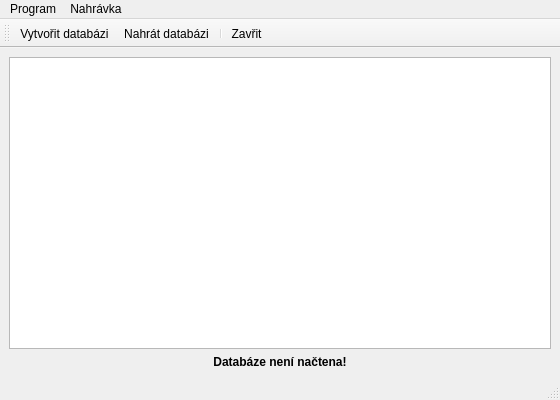
Above: mainwindow.ui from Lolcoman/CD_records before the change. Below: the same form after it.
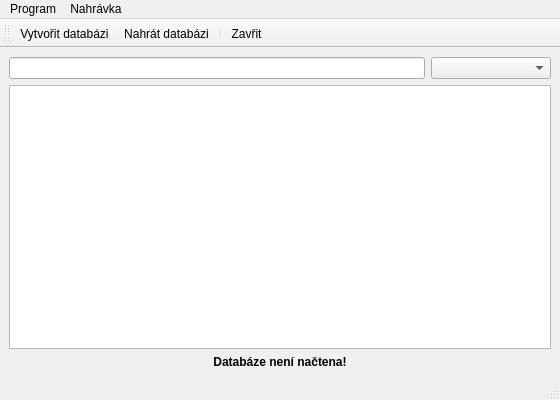
That is the form after the change. Icons and pictures are not drawn.

```diff
--- a/mainwindow.ui
+++ b/mainwindow.ui
@@ -16,7 +16,40 @@
   <widget class="QWidget" name="centralwidget">
    <layout class="QHBoxLayout" name="horizontalLayout_2">
     <item>
-     <layout class="QVBoxLayout" name="verticalLayout_2">
+     <layout class="QVBoxLayout" name="verticalLayout">
+      <item>
+       <layout class="QHBoxLayout" name="horizontalLayout">
+        <item>
+         <widget class="QLineEdit" name="lineEdit">
+          <property name="maximumSize">
+           <size>
+            <width>450</width>
+            <height>16777215</height>
+           </size>
+          </property>
+          <property name="readOnly">
+           <bool>true</bool>
+          </property>
+         </widget>
+        </item>
+        <item>
+         <widget class="QComboBox" name="comboBox">
+          <property name="sizePolicy">
+           <sizepolicy hsizetype="Fixed" vsizetype="Fixed">
+            <horstretch>0</horstretch>
+            <verstretch>0</verstretch>
+           </sizepolicy>
+          </property>
+          <property name="minimumSize">
+           <size>
+            <width>120</width>
+            <height>0</height>
+           </size>
+          </property>
+         </widget>
+        </item>
+       </layout>
+      </item>
       <item>
        <widget class="QTableView" name="tableView">
         <property name="frameShape">
@@ -49,11 +82,6 @@
        </widget>
       </item>
       <item>
-       <layout class="QVBoxLayout" name="verticalLayout">
-        <item>
-         <layout class="QHBoxLayout" name="horizontalLayout"/>
-        </item>
-        <item>
          <widget class="QLabel" name="statusLabel">
           <property name="enabled">
            <bool>true</bool>
@@ -80,8 +108,6 @@
        </layout>
       </item>
      </layout>
-    </item>
-   </layout>
   </widget>
   <widget class="QMenuBar" name="menubar">
    <property name="geometry">
```
Left out of the diff: 17 changed lines with no effect on the pictures. Lines whose indentation alone changed are shown as unchanged.
